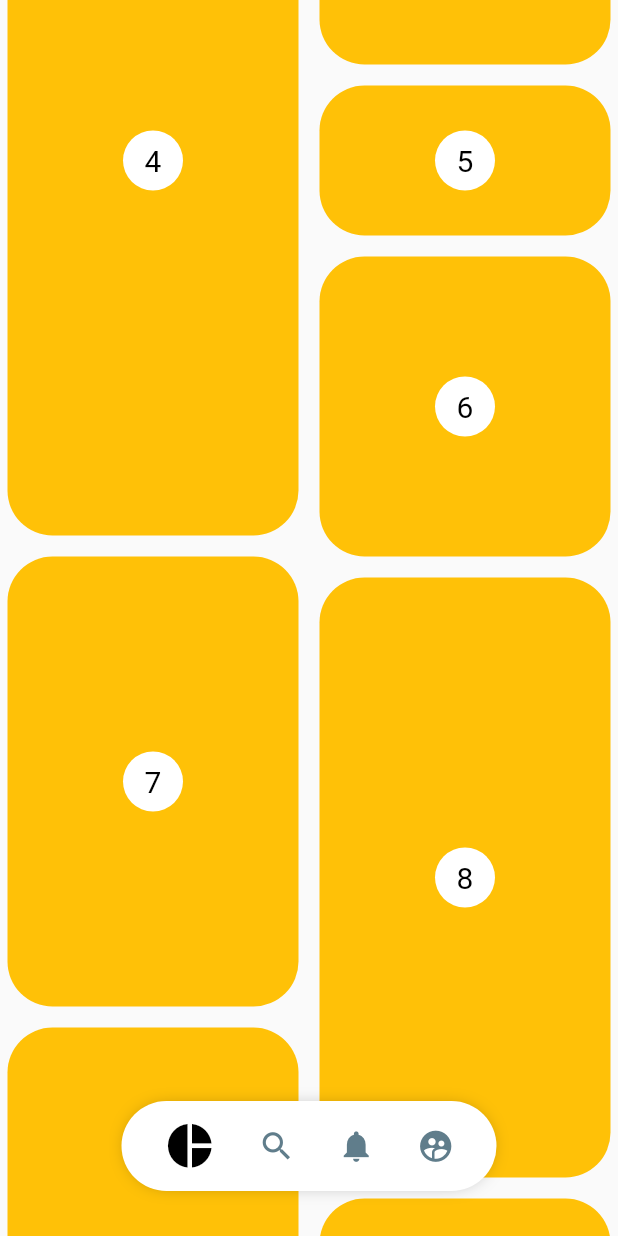
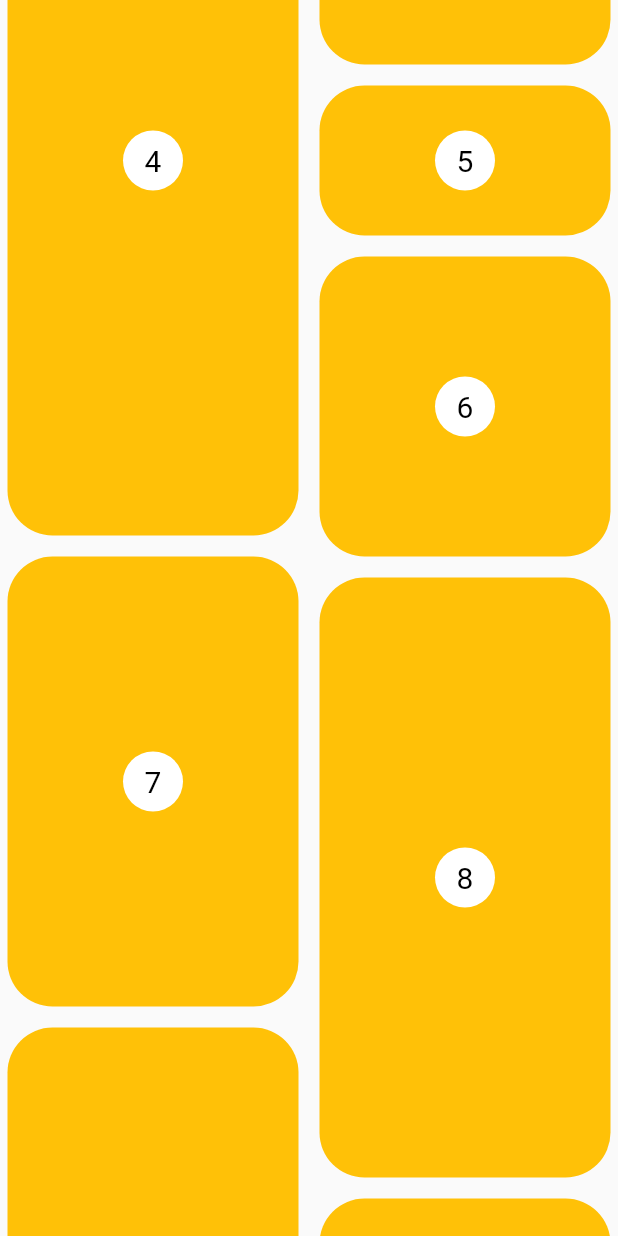
Before and after one commit to redemtiom/flutter_designs, a Flutter app: the screen it shows after launch, scrolled down 576 dp, on a phone screen of 412 x 824 dp. Run offline on Flutter 3.47's test engine with Material 2 defaults, Android fonts, the phone set to English and light mode, and no system bars; our stand-ins replace flutter_svg.

Commit message:
added show/hide functionality to menu

```diff
--- a/lib/src/pages/printerest_page.dart
+++ b/lib/src/pages/printerest_page.dart
@@ -2,13 +2,16 @@ import 'package:disenos_app/src/widgets/printerest_menu.dart';
 import 'package:flutter/material.dart';
 
 import 'package:flutter_staggered_grid_view/flutter_staggered_grid_view.dart';
+import 'package:provider/provider.dart';
 
 class PrinterestPage extends StatelessWidget {
   const PrinterestPage({Key? key}) : super(key: key);
 
   @override
   Widget build(BuildContext context) {
-    return Scaffold(
+    return ChangeNotifierProvider(
+      create: (_) => _MenuModel(),
+      child: Scaffold(
         body: Stack(
           children: [
             PrinterestGridView(),
@@ -17,6 +20,7 @@ class PrinterestPage extends StatelessWidget {
         ),
         //PrinterestMenu(),
         //PrinterestGridView(),
+      ),
     );
   }
 }
@@ -29,11 +33,13 @@ class _PrinterestMenuLocation extends StatelessWidget {
   @override
   Widget build(BuildContext context) {
     final double widthScreen = MediaQuery.of(context).size.width;
+    final show = Provider.of<_MenuModel>(context).show;
+
     return Positioned(
         bottom: 30.0,
         child: Container(
           width: widthScreen,
-          child: Align(child: PrinterestMenu()),
+          child: Align(child: PrinterestMenu(show: show,)),
         ));
   }
 }
@@ -56,9 +62,9 @@ class _PrinterestGridViewState extends State<PrinterestGridView> {
       //print('scroll listener: ${controller.offset} ');
 
       if (controller.offset > scrollState) {
-        print('ocultar menu');
+        Provider.of<_MenuModel>(context, listen: false).show = false;
       } else {
-        print('mostrar menu');
+        Provider.of<_MenuModel>(context, listen: false).show = true;
       }
 
       scrollState = controller.offset;
@@ -141,3 +147,14 @@ class Tile extends StatelessWidget {
     );
   }
 }
+
+class _MenuModel with ChangeNotifier {
+  bool _show = true;
+
+  bool get show => _show;
+
+  set show(bool value) {
+    _show = value;
+    notifyListeners();
+  }
+}
--- a/lib/src/widgets/printerest_menu.dart
+++ b/lib/src/widgets/printerest_menu.dart
@@ -33,7 +33,10 @@ class PrinterestMenu extends StatelessWidget {
 
     return ChangeNotifierProvider(
         create: (_) => _MenuModel(),
-        child: _PrinterestMenuBackground(child: _MenuItems(menuItems: items)));
+        child: AnimatedOpacity(
+          duration: Duration(milliseconds: 250),
+          opacity: (show) ? 1 : 0,
+          child: _PrinterestMenuBackground(child: _MenuItems(menuItems: items))));
   }
 }
 
```
Lines whose indentation alone changed are shown as unchanged.
